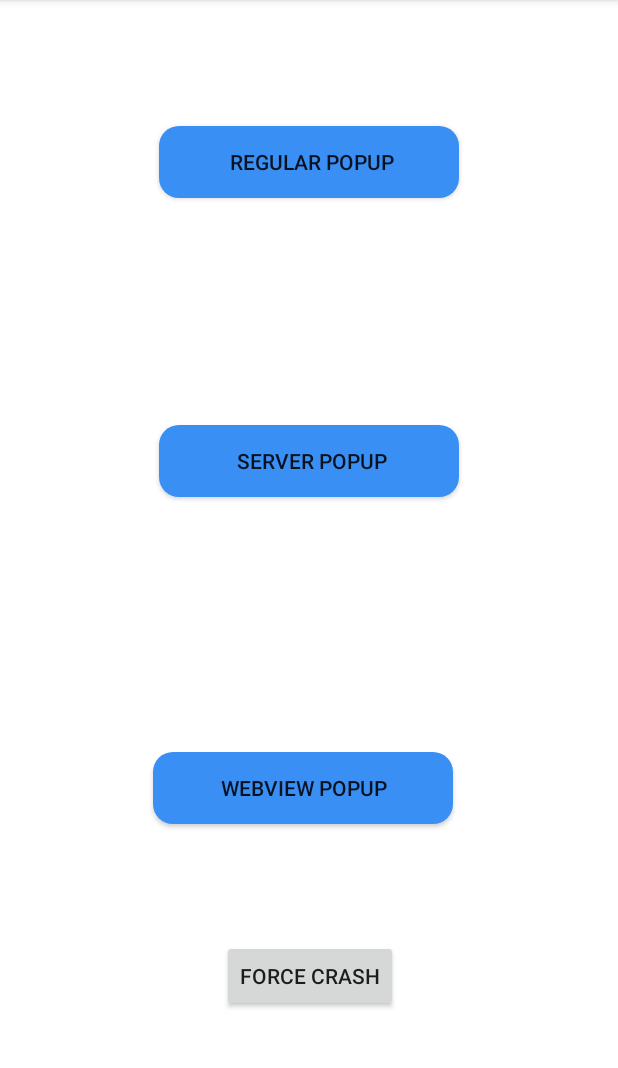
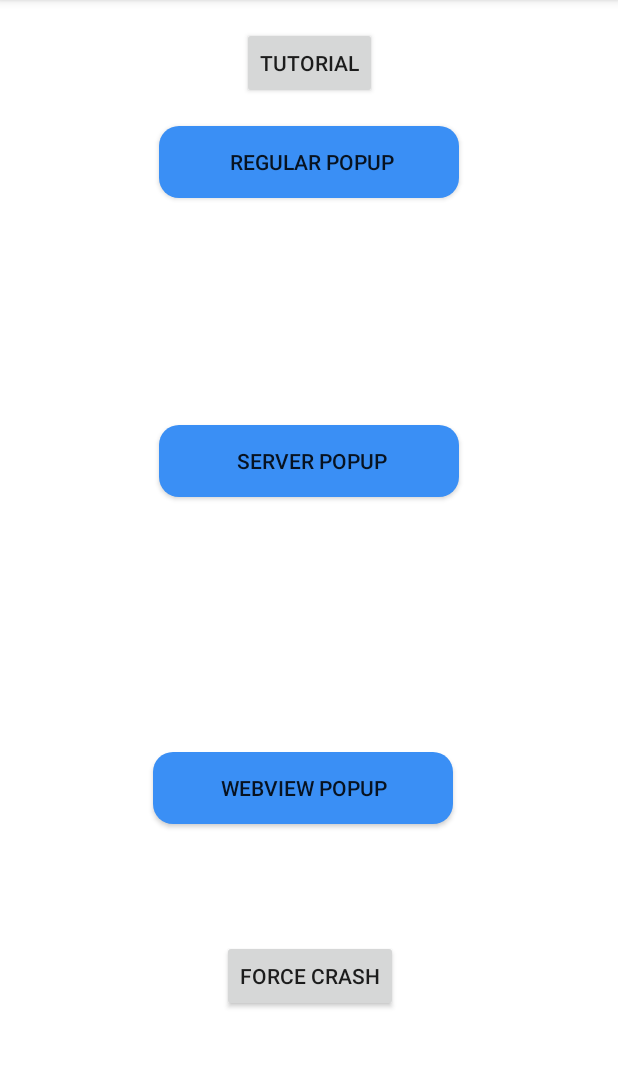
Before and after one commit to taw96/RatingProject, an Android app: the screen it shows after launch (MainActivity), on a phone screen of 412 x 824 dp, the part 84-1152 px from its top. Run offline under Robolectric (Android 15) with nearby library versions, the phone set to English and light mode, and no system bars; libraries missing offline, so code that uses them is left out: com.crashlytics.android, com.parse, io.fabric.sdk; 7 statements that could not run were skipped.

Commit message:
playing gifs feature added

```diff
--- a/app/build.gradle
+++ b/app/build.gradle
@@ -55,8 +55,4 @@ dependencies {
     implementation 'com.jakewharton.picasso:picasso2-okhttp3-downloader:1.1.0'
 
 
-
-
-
-
 }
--- a/app/src/main/java/com/example/ratingproject/MainActivity.java
+++ b/app/src/main/java/com/example/ratingproject/MainActivity.java
@@ -11,13 +11,17 @@ import android.app.NotificationManager;
 import android.content.Context;
 import android.content.Intent;
 import android.content.SharedPreferences;
+import android.graphics.Bitmap;
+import android.graphics.BitmapFactory;
 import android.net.Uri;
 import android.os.Build;
 import android.os.Bundle;
+import android.os.StrictMode;
 import android.text.TextUtils;
 import android.util.Log;
 import android.view.View;
 import android.widget.Button;
+import android.widget.ImageView;
 import android.widget.ListView;
 import android.widget.Toast;
 
@@ -29,6 +33,13 @@ import com.parse.SaveCallback;
 import org.json.JSONException;
 import org.json.JSONObject;
 
+import java.io.IOException;
+import java.io.InputStream;
+import java.net.HttpURLConnection;
+import java.net.MalformedURLException;
+import java.net.URI;
+import java.net.URISyntaxException;
+import java.net.URL;
 import java.text.DateFormat;
 import java.text.ParseException;
 import java.text.SimpleDateFormat;
@@ -42,10 +53,11 @@ import retrofit2.Callback;
 import retrofit2.Response;
 import retrofit2.Retrofit;
 import retrofit2.converter.gson.GsonConverterFactory;
+import retrofit2.http.Url;
 
 public class MainActivity extends AppCompatActivity {
 
-    Button showPopup, serverPopup,toWebView, crashButton;
+    Button showPopup, serverPopup,toWebView, crashButton, tutorial;
     public static Context contextOfApplication;
 
 
@@ -54,7 +66,13 @@ public class MainActivity extends AppCompatActivity {
         super.onCreate(savedInstanceState);
         setContentView(R.layout.activity_main);
 
+        StrictMode.ThreadPolicy policy = new StrictMode.ThreadPolicy.Builder().permitAll().build();
+        StrictMode.setThreadPolicy(policy);
+
         ELRatingManager ratingManager = new ELRatingManager(MainActivity.this);
+
+//        bitmap = (ImageView) findViewById(R.id.biti);    //retrieve the ImageView widget from the layout
+//        bitmap.setImageBitmap(ratingManager.getBitmap("https://media.giphy.com/media/Xmz6AD5s92Re8/giphy.gif"));    //set the retrieved Bitma
 
         contextOfApplication = getApplicationContext();
 
@@ -65,7 +83,9 @@ public class MainActivity extends AppCompatActivity {
 
         Fabric.with(this, new Crashlytics());
 
-        //defining UI items
+        //defining UI items]
+
+        tutorial = findViewById(R.id.tutorial);
 
         showPopup = findViewById(R.id.showPopup);
 
@@ -76,6 +96,14 @@ public class MainActivity extends AppCompatActivity {
         crashButton = findViewById(R.id.crashButton);
 
         //write to shared preferences user is on app
+
+        tutorial.setOnClickListener(new View.OnClickListener() {
+            @Override
+            public void onClick(View v) {
+                Intent i = new Intent(getApplicationContext(), TutorialActivity.class);
+                startActivity(i);
+            }
+        });
 
         showPopup.setOnClickListener(new View.OnClickListener() {
             @Override
@@ -108,6 +136,11 @@ public class MainActivity extends AppCompatActivity {
             }
         });
     }
+
+
+
+
+
 
     public static Context getContextOfApplication(){
         return contextOfApplication;
--- a/app/src/main/java/com/example/ratingproject/WebViewActivity.java
+++ b/app/src/main/java/com/example/ratingproject/WebViewActivity.java
@@ -19,7 +19,6 @@ public class WebViewActivity extends AppCompatActivity {
         webView.setWebViewClient(new WebViewClient());
         webView.loadUrl("https://beta.eloops.com/appviews/customPage/elns1cT3ublmGKUic8x5W1fVH/5654/ae52ef29-7457-4acf-a9cf-b75044dc125d");
 
-
         webView.setWebViewClient(new WebViewClient() {
 
             @Override
--- a/app/src/main/res/layout/activity_main.xml
+++ b/app/src/main/res/layout/activity_main.xml
@@ -6,6 +6,17 @@
     android:layout_height="match_parent"
     tools:context="com.example.ratingproject.MainActivity"
     android:background="#ffff">
+
+    <Button
+        android:id="@+id/tutorial"
+        android:text="Tutorial"
+        android:layout_width="wrap_content"
+        android:layout_height="wrap_content"
+        app:layout_constraintBottom_toTopOf="@+id/showPopup"
+        app:layout_constraintEnd_toEndOf="parent"
+        app:layout_constraintStart_toStartOf="parent"
+        app:layout_constraintTop_toTopOf="parent"
+        />
 
     <Button
         android:id="@+id/showPopup"
```
Also changed, not shown: app/src/main/AndroidManifest.xml (+15 -21 lines), app/src/main/java/com/example/ratingproject/CustomGifView.java (added, +89 -0 lines), app/src/main/java/com/example/ratingproject/ELRatingManager.java (+36 -0 lines), app/src/main/java/com/example/ratingproject/TutorialActivity.java (added, +61 -0 lines), app/src/main/res/layout/activity_tutorial.xml (added, +35 -0 lines), app/src/main/res/drawable-v24/giphy.gif (added).
